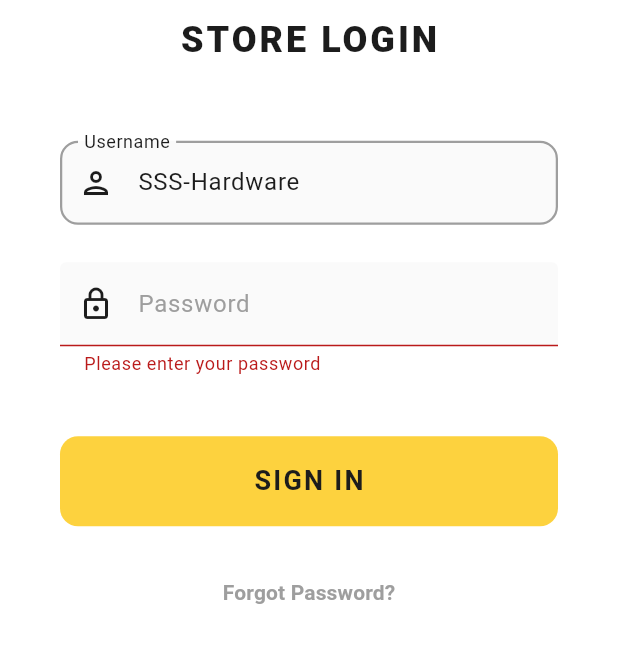
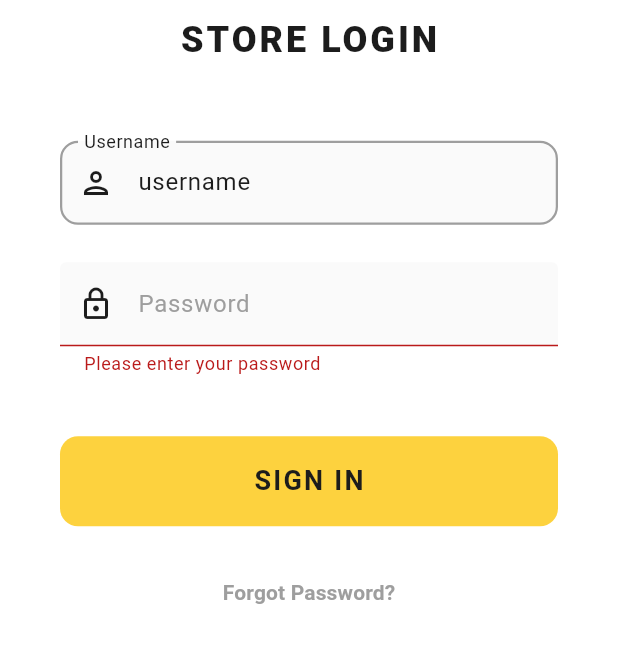
Before and after one commit to Rifnas-Technology/3SHW-Store-Management-Application, a Flutter app: the screen it shows after launch, after a tap on "SIGN IN", on a phone screen of 412 x 824 dp, the part 439-1102 px from its top. Run offline on Flutter 3.47's test engine with Material 3 defaults, Android fonts, the phone set to English and light mode, and no system bars; our stand-ins replace pdf, printing, qr_flutter; missing offline and left inert: gsheets, mobile_scanner; statements that could not run were skipped.

Commit message:
Update login_page.dart

```diff
--- a/lib/login_page.dart
+++ b/lib/login_page.dart
@@ -8,7 +8,7 @@ class LoginPage extends StatefulWidget {
 }
 
 class _LoginPageState extends State<LoginPage> {
-  final TextEditingController _usernameController = TextEditingController(text: 'SSS-Hardware');
+  final TextEditingController _usernameController = TextEditingController(text: 'username');
   final TextEditingController _passwordController = TextEditingController();
   final _formKey = GlobalKey<FormState>();
 
@@ -18,8 +18,8 @@ class _LoginPageState extends State<LoginPage> {
 
   void _login() {
     if (_formKey.currentState!.validate()) {
-      if (_usernameController.text.toLowerCase() == 'sss-hardware' &&
-          _passwordController.text.toLowerCase() == 'abcd1234') {
+      if (_usernameController.text.toLowerCase() == 'username' &&
+          _passwordController.text.toLowerCase() == 'password') {
         Navigator.pushReplacementNamed(context, '/home');
       } else {
         ScaffoldMessenger.of(context).showSnackBar(
```
